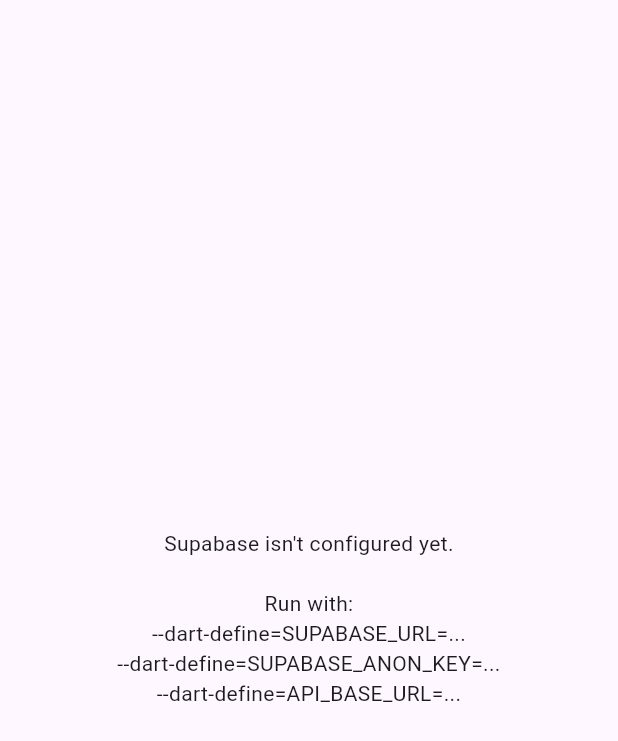
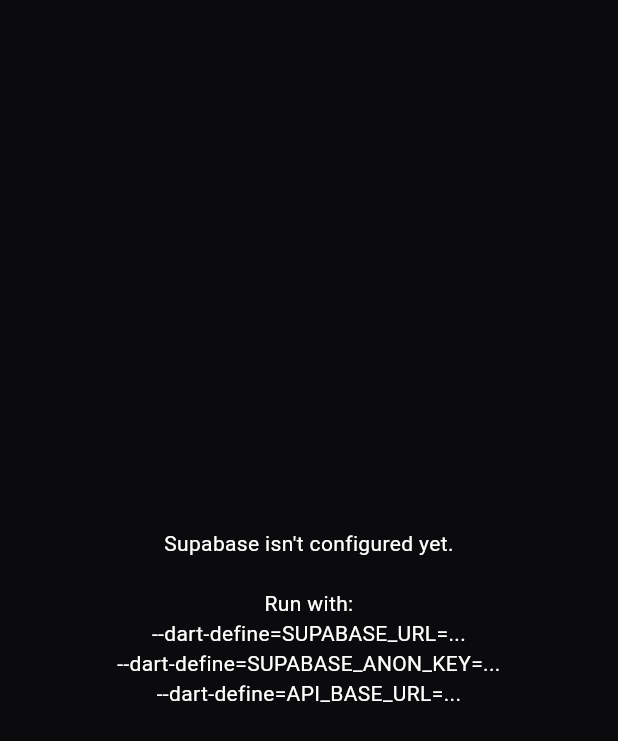
Before and after one commit to WorkRabdeepSinghKharbanda/Jugaadi, a Flutter app: the screen it shows after launch, on a phone screen of 412 x 824 dp. Shown: the top 741 px of the screen. Run offline on Flutter 3.47's test engine with Material 3 defaults, Android fonts, the phone set to English and light mode, and no system bars; our stand-ins replace geolocator, supabase_flutter; missing offline and left inert: clarity_flutter; accounts and stored records are empty.

Commit message:
CRED-style dark theme, fix phone number missing country code
Centralized ThemeData (dark near-black surfaces, amber accent, pill
buttons, rounded bordered cards, no shadows) so all screens pick it up
without per-screen edits.

Fixed login: phone field accepted bare local numbers (e.g. 8319461363)
with no country code, which Supabase phone auth rejects as E.164-invalid.
Auto-prefixes +91 when the user doesn't type a leading +.

Co-Authored-By: Claude Sonnet 5 <noreply@anthropic.com>

```diff
--- a/app/lib/main.dart
+++ b/app/lib/main.dart
@@ -3,6 +3,7 @@ import 'package:supabase_flutter/supabase_flutter.dart';
 import 'package:clarity_flutter/clarity_flutter.dart';
 import 'api_client.dart';
 import 'config.dart';
+import 'theme.dart';
 import 'screens/auth/phone_auth_screen.dart';
 import 'screens/auth/role_select_screen.dart';
 import 'screens/owner/owner_home_screen.dart';
@@ -26,8 +27,9 @@ class _NotConfiguredApp extends StatelessWidget {
 
   @override
   Widget build(BuildContext context) {
-    return const MaterialApp(
-      home: Scaffold(
+    return MaterialApp(
+      theme: jugaadiTheme(),
+      home: const Scaffold(
         body: Center(
           child: Padding(
             padding: EdgeInsets.all(24),
@@ -53,7 +55,7 @@ class JugaadiApp extends StatelessWidget {
   Widget build(BuildContext context) {
     return MaterialApp(
       title: 'Jugaadi',
-      theme: ThemeData(colorScheme: ColorScheme.fromSeed(seedColor: Colors.deepOrange)),
+      theme: jugaadiTheme(),
       home: const RootRouter(),
     );
   }
--- a/app/lib/screens/auth/phone_auth_screen.dart
+++ b/app/lib/screens/auth/phone_auth_screen.dart
@@ -14,16 +14,21 @@ class _PhoneAuthScreenState extends State<PhoneAuthScreen> {
   bool _loading = false;
   String? _error;
 
+  String get _e164Phone {
+    final raw = _phoneController.text.trim();
+    return raw.startsWith('+') ? raw : '+91$raw';
+  }
+
   Future<void> _sendOtp() async {
     setState(() {
       _loading = true;
       _error = null;
     });
     try {
-      await Supabase.instance.client.auth.signInWithOtp(phone: _phoneController.text.trim());
+      await Supabase.instance.client.auth.signInWithOtp(phone: _e164Phone);
       if (!mounted) return;
       Navigator.of(context).push(
-        MaterialPageRoute(builder: (_) => OtpVerifyScreen(phone: _phoneController.text.trim())),
+        MaterialPageRoute(builder: (_) => OtpVerifyScreen(phone: _e164Phone)),
       );
     } catch (e) {
       setState(() => _error = '$e');
--- /dev/null
+++ b/app/lib/theme.dart
@@ -0,0 +1,94 @@
+import 'package:flutter/material.dart';
+
+// CRED-style dark UI: near-black surfaces, bold type, amber accent (matches
+// the website brand), pill buttons, rounded bordered cards instead of elevation shadows.
+const _bg = Color(0xFF0B0B0D);
+const _surface = Color(0xFF17171A);
+const _accent = Color(0xFFE8A33D);
+const _border = Color(0xFF2A2A2E);
+
+ThemeData jugaadiTheme() {
+  final base = ThemeData(brightness: Brightness.dark, useMaterial3: true);
+  return base.copyWith(
+    scaffoldBackgroundColor: _bg,
+    colorScheme: base.colorScheme.copyWith(
+      brightness: Brightness.dark,
+      primary: _accent,
+      onPrimary: Colors.black,
+      secondary: _accent,
+      surface: _surface,
+      onSurface: Colors.white,
+      error: const Color(0xFFFF6B6B),
+    ),
+    appBarTheme: const AppBarTheme(
+      backgroundColor: _bg,
+      foregroundColor: Colors.white,
+      elevation: 0,
+      centerTitle: false,
+      titleTextStyle: TextStyle(fontSize: 20, fontWeight: FontWeight.w800, letterSpacing: -0.3, color: Colors.white),
+    ),
+    textTheme: base.textTheme.apply(bodyColor: Colors.white, displayColor: Colors.white).copyWith(
+          headlineSmall: const TextStyle(fontWeight: FontWeight.w800, letterSpacing: -0.5),
+          titleLarge: const TextStyle(fontWeight: FontWeight.w700),
+          titleMedium: const TextStyle(fontWeight: FontWeight.w600),
+        ),
+    cardTheme: CardThemeData(
+      color: _surface,
+      elevation: 0,
+      shape: RoundedRectangleBorder(borderRadius: BorderRadius.circular(20), side: const BorderSide(color: _border)),
+      margin: const EdgeInsets.symmetric(vertical: 8),
+    ),
+    elevatedButtonTheme: ElevatedButtonThemeData(
+      style: ElevatedButton.styleFrom(
+        backgroundColor: _accent,
+        foregroundColor: Colors.black,
+        padding: const EdgeInsets.symmetric(vertical: 16, horizontal: 24),
+        shape: RoundedRectangleBorder(borderRadius: BorderRadius.circular(999)),
+        textStyle: const TextStyle(fontWeight: FontWeight.w700, fontSize: 16),
+        elevation: 0,
+      ),
+    ),
+    outlinedButtonTheme: OutlinedButtonThemeData(
+      style: OutlinedButton.styleFrom(
+        foregroundColor: Colors.white,
+        side: const BorderSide(color: _border),
+        padding: const EdgeInsets.symmetric(vertical: 16, horizontal: 24),
+        shape: RoundedRectangleBorder(borderRadius: BorderRadius.circular(999)),
+      ),
+    ),
+    textButtonTheme: TextButtonThemeData(
+      style: TextButton.styleFrom(foregroundColor: _accent, textStyle: const TextStyle(fontWeight: FontWeight.w700)),
+    ),
+    inputDecorationTheme: InputDecorationTheme(
+      filled: true,
+      fillColor: _surface,
+      contentPadding: const EdgeInsets.symmetric(vertical: 16, horizontal: 16),
+      border: OutlineInputBorder(borderRadius: BorderRadius.circular(16), borderSide: const BorderSide(color: _border)),
+      enabledBorder: OutlineInputBorder(borderRadius: BorderRadius.circular(16), borderSide: const BorderSide(color: _border)),
+      focusedBorder: OutlineInputBorder(borderRadius: BorderRadius.circular(16), borderSide: const BorderSide(color: _accent, width: 1.5)),
+      labelStyle: const TextStyle(color: Colors.white70),
+      hintStyle: const TextStyle(color: Colors.white38),
+    ),
+    chipTheme: base.chipTheme.copyWith(
+      backgroundColor: _surface,
+      side: const BorderSide(color: _border),
+      labelStyle: const TextStyle(color: Colors.white),
+      selectedColor: _accent,
+      shape: RoundedRectangleBorder(borderRadius: BorderRadius.circular(999)),
+    ),
+    dividerTheme: const DividerThemeData(color: _border, thickness: 1),
+    navigationBarTheme: NavigationBarThemeData(
+      backgroundColor: _surface,
+      indicatorColor: _accent.withValues(alpha: 0.2),
+      labelTextStyle: WidgetStateProperty.all(const TextStyle(color: Colors.white, fontWeight: FontWeight.w600)),
+      iconTheme: WidgetStateProperty.resolveWith(
+        (states) => IconThemeData(color: states.contains(WidgetState.selected) ? _accent : Colors.white54),
+      ),
+    ),
+    snackBarTheme: SnackBarThemeData(
+      backgroundColor: _surface,
+      contentTextStyle: const TextStyle(color: Colors.white),
+      shape: RoundedRectangleBorder(borderRadius: BorderRadius.circular(14)),
+    ),
+  );
+}
```
